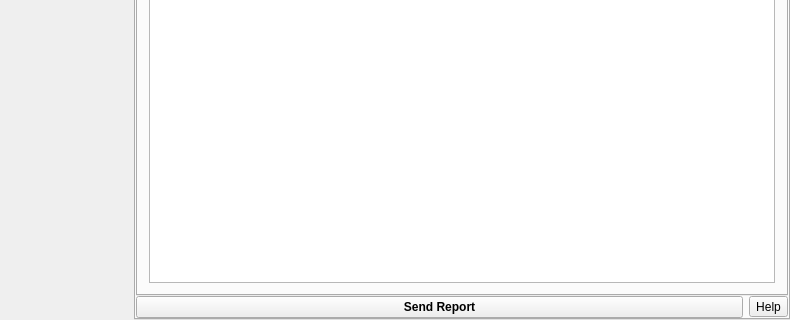
vkohaupt/vokoscreenNG, file src/formMainWindow.ui: the form before one commit; both pictures show x 0 to 790 and y 180 to 500 of the 790 by 500 pixel window.
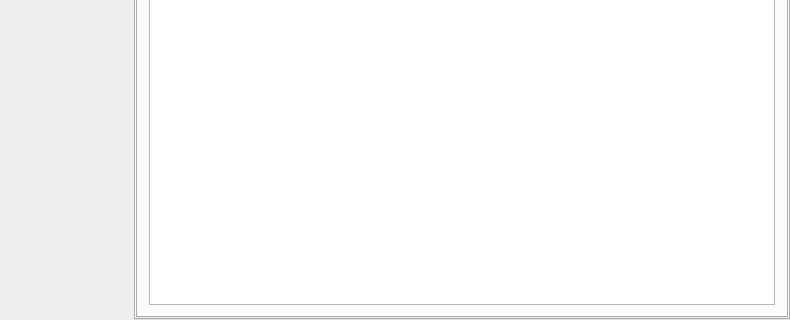
The form after the commit. The open tabs and pages were chosen to show the change. Icons and pictures are not drawn.

Commit message: removed report

```diff
--- a/src/formMainWindow.ui
+++ b/src/formMainWindow.ui
@@ -6614,33 +6614,6 @@
           </widget>
          </widget>
         </item>
-        <item>
-         <layout class="QHBoxLayout" name="horizontalLayout_36">
-          <item>
-           <widget class="QPushButton" name="pushButtonSendReport">
-            <property name="font">
-             <font>
-              <weight>75</weight>
-              <bold>true</bold>
-             </font>
-            </property>
-            <property name="text">
-             <string>Send Report</string>
-            </property>
-           </widget>
-          </item>
-          <item>
-           <widget class="QToolButton" name="help_log_sendreport">
-            <property name="toolTip">
-             <string>Help</string>
-            </property>
-            <property name="text">
-             <string notr="true">Help</string>
-            </property>
-           </widget>
-          </item>
-         </layout>
-        </item>
        </layout>
       </widget>
      </widget>
```
Left out of the diff: 12 changed lines with no effect on the pictures. The commit also changes 2 other files.
